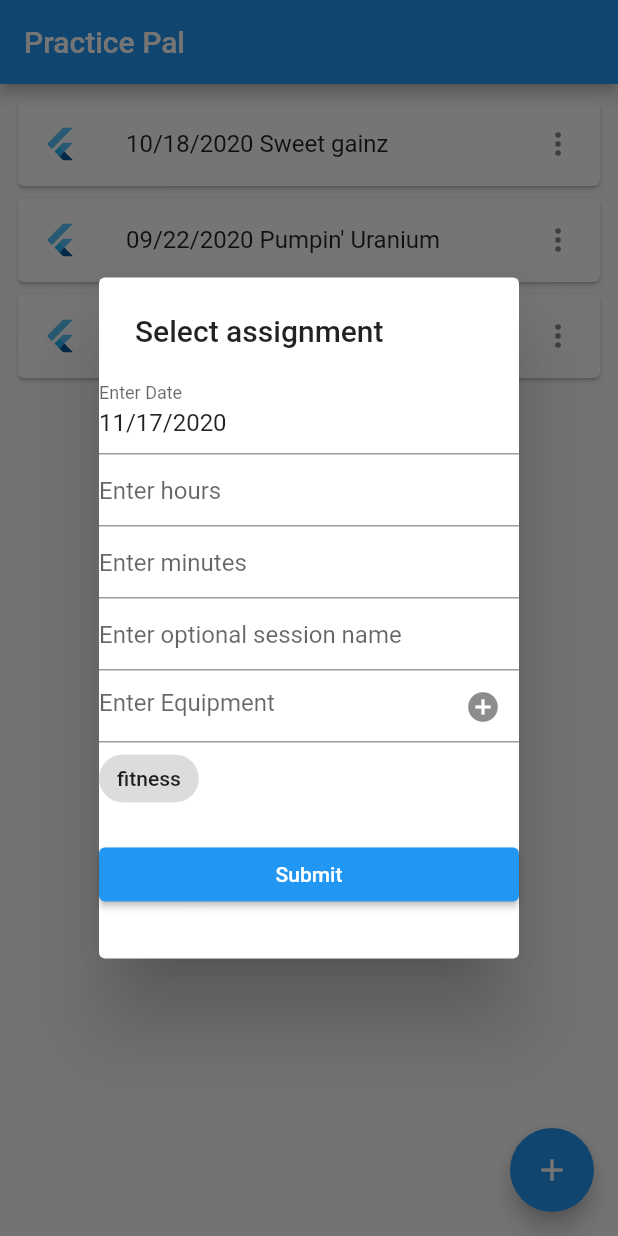
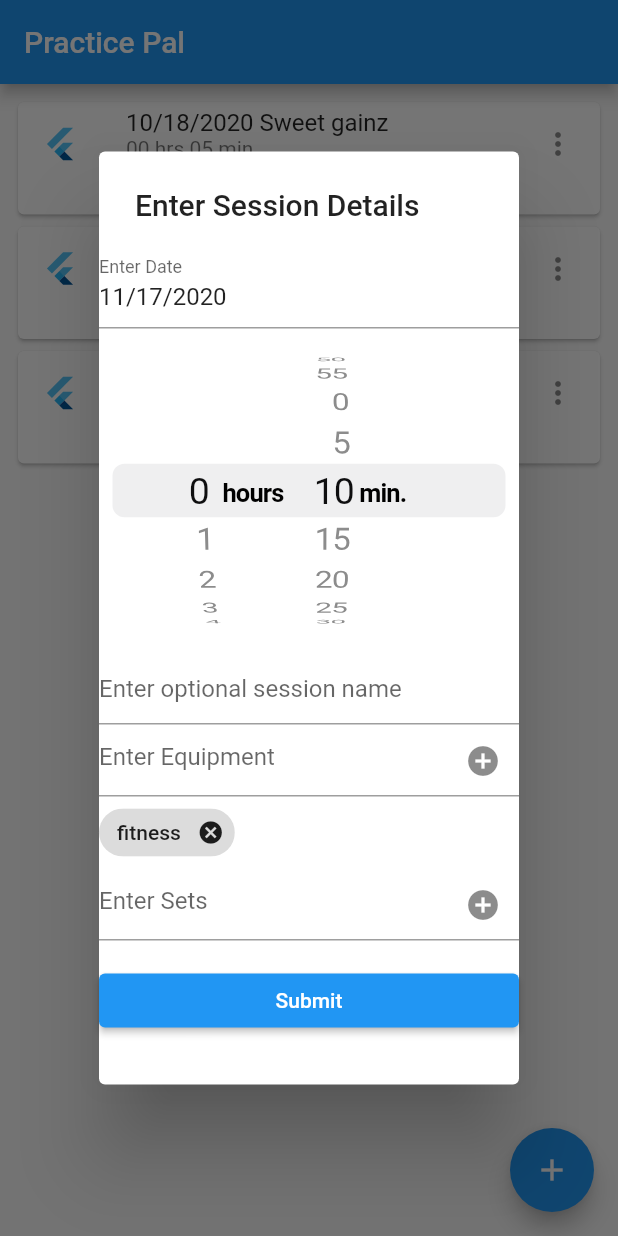
Before and after one commit to alexpereyra/practice_pal, a Flutter app: the screen it shows after launch, after a tap on the "add" icon, on a phone screen of 412 x 824 dp. Run offline on Flutter 3.47's test engine with Material 2 defaults, Android fonts, the phone set to English and light mode, and no system bars.

Commit message:
More tags, iOS timer, label list has more info. Still can't delete tags :(

```diff
--- a/PracticePal/lib/main.dart
+++ b/PracticePal/lib/main.dart
@@ -1,5 +1,6 @@
 import 'package:flutter/material.dart';
 import 'package:intl/intl.dart';
+import 'package:flutter/cupertino.dart';
 
 void main() {
   runApp(MyApp());
@@ -55,35 +56,42 @@ class Session {
       this.name,
       this.date,
       this.dur,
+      this.equipment,
+      this.sets,
       // this.hasVideo = false,
     });
 
     String name;
     DateTime date;
     Duration dur;
+    List<String> equipment;
+    List<String> sets;
     // bool hasVideo;
   }
 
 class _MyHomePageState extends State<MyHomePage> {
   int _counter = 0;
-  List<Session> _sessions = <Session>[Session(name: "Sweet gainz", date: new DateTime.utc(2020, 10, 18)),
-                                      Session(name: "Pumpin' Uranium", date: new DateTime.utc(2020, 9, 22)),
-                                      Session(name: "Something else funny", date: new DateTime.utc(2020, 7, 2))];
+  List<Session> _sessions = <Session>[Session(name: "Sweet gainz",          date: new DateTime.utc(2020, 10, 18),  equipment: List<String>(), sets: List<String>(),  dur: new Duration(hours:0, minutes:5)),
+                                      Session(name: "Pumpin' Uranium",      date: new DateTime.utc(2020, 9, 22),   equipment: List<String>(), sets: List<String>(),  dur: new Duration(hours:0, minutes:5)),
+                                      Session(name: "Something else funny", date: new DateTime.utc(2020, 7, 2),    equipment: List<String>(), sets: List<String>(),  dur: new Duration(hours:0, minutes:5))];
   List<String> _tags = <String>["fitness"];
 
   // Text editing controllers for all text fields
   TextEditingController _nameController;
-  TextEditingController _tagController;
+  TextEditingController _equipTagController;
+  TextEditingController _setTagController;
   TextEditingController _dateController;
   TextEditingController _hourController;
   TextEditingController _minuteController;
 
   FocusNode equipFocusNode;
+  FocusNode setFocusNode;
 
   void initState() {
     super.initState();
     _nameController = TextEditingController();
-    _tagController = TextEditingController();
+    _equipTagController = TextEditingController();
+    _setTagController = TextEditingController();
     _dateController = TextEditingController();
     _hourController = TextEditingController();
     _minuteController = TextEditingController();
@@ -91,33 +99,47 @@ class _MyHomePageState extends State<MyHomePage> {
 
   void dispose() {
     _nameController.dispose();
-    _tagController.dispose();
+    _equipTagController.dispose();
+    _setTagController.dispose();
     _dateController.dispose();
     _hourController.dispose();
     _minuteController.dispose();
     super.dispose();
   }
 
+  String _printDuration(Duration duration) {
+    String twoDigits(int n) => n.toString().padLeft(2, "0");
+    String twoDigitMinutes = twoDigits(duration.inMinutes.remainder(60));
+    return "${twoDigits(duration.inHours)} hrs $twoDigitMinutes min";
+  }
+
   List<Widget> _chipList = <Widget>[Chip(label: Text("fitness"))];
-  // List<Widget> buildChips() {
-  //   List<Widget> chips = new List();
-  //   for (var i = 0; i < _tags.length; i++) {
-  //     chips.add(
-  //       Chip(
-  //         label: Text(_tags[i]),
-  //       )
-  //     );
-  //   }
-  //   return chips;
-  // }
-  // List<Widget> _chipList = new List();
-  // _chipList = buildChips();
+
+  List<Widget> buildChips(tags) {
+    List<Widget> chips = new List();
+    for (var i = 0; i < tags.length; i++) {
+      Chip tagChip = Chip(
+        label: Text(tags[i]),
+        onDeleted: () {
+          tags.removeAt(i);
+          setState(() {
+            tags = tags;
+          });
+        },
+      );
+      chips.add(tagChip);
+    }
+    return chips;
+  }
+
+
 
   // Callback for "plus" button
   void _addSession() async {
-    Session newSession = new Session(name:null, date: new DateTime.now());
+    Session newSession = new Session(name:null, date: new DateTime.now(), equipment: _tags, sets: List<String>(), dur: Duration(minutes: 10));
     final _formKey = GlobalKey<FormState>();
     final _formKey2 = GlobalKey<FormState>();
+    final _formKey3 = GlobalKey<FormState>();
 
     await showDialog(
     context: context,
@@ -125,15 +147,9 @@ class _MyHomePageState extends State<MyHomePage> {
       return StatefulBuilder(
         builder: (context, setState) {
           return SimpleDialog(
-            title: const Text('Select assignment'),
+            title: const Text('Enter Session Details'),
+
             children: <Widget>[
-
-              // CupertinoTimerPicker (
-              //   key: _formKey2,
-              //   onTimerDurationChanged: (valuechanged) {
-              //     newSession.dur = valuechanged;
-              //   },
-              // ),
               Form(
                 key: _formKey2,
                 child: Column(
@@ -147,43 +163,52 @@ class _MyHomePageState extends State<MyHomePage> {
                         newSession.date = date;
                       },
                     ),
-                    TextFormField(
-                      controller: _hourController,
-                      decoration: const InputDecoration(
-                        hintText: 'Enter hours',
-                      ),
-                      // initialValue: '0',
-                      validator: (value) {
-                        if (value.isEmpty) {
-                          return null;
-                        }
-                        else if(int.parse(value) == null) {
-                          return 'Must be a number';
-                        }
-                        return null;
-                      },
-                    ),
-                    TextFormField(
-                      controller: _minuteController,
-                      decoration: const InputDecoration(
-                        hintText: 'Enter minutes',
-                      ),
-                      // initialValue: '10',
-                      validator: (value) {
-                        if (value.isEmpty) {
-                          return null;
-                        }
-                        else if(int.parse(value) == null) {
-                          return 'Must be a number';
-                        }
-                        else if(int.parse(value) > 59) {
-                          return 'Minutes cannot be more than 60';
-                        }
-                        return null;
-                      },
-                    ),
+                    // TextFormField(
+                    //   controller: _hourController,
+                    //   decoration: const InputDecoration(
+                    //     hintText: 'Enter hours',
+                    //   ),
+                    //   // initialValue: '0',
+                    //   validator: (value) {
+                    //     if (value.isEmpty) {
+                    //       return null;
+                    //     }
+                    //     else if(int.parse(value) == null) {
+                    //       return 'Must be a number';
+                    //     }
+                    //     return null;
+                    //   },
+                    // ),
+                    // TextFormField(
+                    //   controller: _minuteController,
+                    //   decoration: const InputDecoration(
+                    //     hintText: 'Enter minutes',
+                    //   ),
+                    //   // initialValue: '10',
+                    //   validator: (value) {
+                    //     if (value.isEmpty) {
+                    //       return null;
+                    //     }
+                    //     else if(int.parse(value) == null) {
+                    //       return 'Must be a number';
+                    //     }
+                    //     else if(int.parse(value) > 59) {
+                    //       return 'Minutes cannot be more than 60';
+                    //     }
+                    //     return null;
+                    //   },
+                    // ),
                   ],
                 ),
+              ),
+              CupertinoTimerPicker (
+                key: _formKey3,
+                mode: CupertinoTimerPickerMode.hm,
+                minuteInterval: 5,
+                initialTimerDuration: new Duration(minutes: 10),
+                onTimerDurationChanged: (valuechanged) {
+                  newSession.dur = valuechanged;
+                },
               ),
               Form(
                 key: _formKey,
@@ -200,21 +225,19 @@ class _MyHomePageState extends State<MyHomePage> {
                   ],
                 ),
               ),
+
+              // Equipment tags
               TextField(
-                controller: _tagController,
+                controller: _equipTagController,
                 focusNode: equipFocusNode,
                 decoration: InputDecoration(
                   hintText: 'Enter Equipment',
                   suffixIcon: IconButton(
                     onPressed: () {
                       setState(() {
-                        _chipList.add(
-                          Chip(
-                            label: Text(_tagController.text),
-                          )
-                        );
+                         newSession.equipment.add(_equipTagController.text);
                       });
-                      _tagController.clear();
+                      _equipTagController.clear();
                       equipFocusNode.requestFocus();
                     },
                     icon: Icon(Icons.add_circle_outlined),
@@ -222,21 +245,52 @@ class _MyHomePageState extends State<MyHomePage> {
                 ),
                 onEditingComplete: () {
                   setState(() {
-                    _chipList.add(
-                      Chip(
-                        label: Text(_tagController.text),
-                      )
-                    );
+                    newSession.equipment.add(_equipTagController.text);
                   });
-                  _tagController.clear();
+                  _equipTagController.clear();
                   equipFocusNode.requestFocus();
                 },
               ),
               Wrap(
                 spacing: 4.0, // gap between adjacent chips
                 runSpacing: 2.0, // gap between lines
-                children:_chipList,
+                children: buildChips(newSession.equipment),
+
               ),
+
+              // Set tags
+              TextField(
+                controller: _setTagController,
+                focusNode: setFocusNode,
+                decoration: InputDecoration(
+                  hintText: 'Enter Sets',
+                  suffixIcon: IconButton(
+                    onPressed: () {
+                      setState(() {
+                         newSession.sets.add(_setTagController.text);
+                      });
+                      _setTagController.clear();
+                      setFocusNode.requestFocus();
+                    },
+                    icon: Icon(Icons.add_circle_outlined),
+                  ),
+                ),
+                onEditingComplete: () {
+                  setState(() {
+                    newSession.sets.add(_setTagController.text);
+                  });
+                  _setTagController.clear();
+                  setFocusNode.requestFocus();
+                },
+              ),
+              Wrap(
+                spacing: 4.0, // gap between adjacent chips
+                runSpacing: 2.0, // gap between lines
+                children: buildChips(newSession.sets),
+
+              ),
+
+
               Padding(
                 padding: const EdgeInsets.symmetric(vertical: 16.0),
                 child: ElevatedButton(
@@ -251,7 +305,7 @@ class _MyHomePageState extends State<MyHomePage> {
                       else {
                         session_name = _nameController.text;
                       }
-                      _sessions.insert(0,Session(name: session_name, date: newSession.date));
+                      _sessions.insert(0,Session(name: session_name, date: newSession.date, dur:newSession.dur, equipment: newSession.equipment, sets: newSession.sets));
                       Navigator.pop(context);
                     }
                   },
@@ -300,6 +354,9 @@ class _MyHomePageState extends State<MyHomePage> {
               child: ListTile(
                 leading: FlutterLogo(),
                 title: Text(DateFormat("MM/dd/yyyy").format( _sessions[index].date) + " " + _sessions[index].name),
+                // subtitle: Text( DateFormat("HH:mm").format(DateTime(5, 5, 5).add(_sessions[index].dur))),
+                // _printDuration(_sessions[index].dur) + '\n' +
+                subtitle: Text(_printDuration(_sessions[index].dur) + '\n' + "Equipment: " + _sessions[index].equipment.join(", ") + '\n' + "Sets: " + _sessions[index].sets.join(", ")),
                 trailing: Icon(Icons.more_vert),
               ),
             );
```
